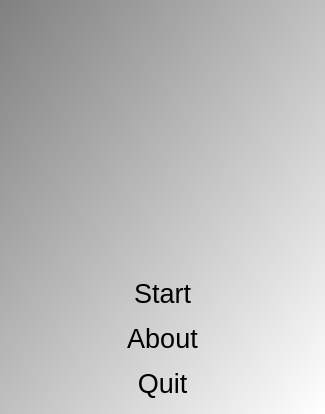
Before: the Qt Designer form Tools/ToolTestQtRoundedRectItem/qttestqtroundedrectitemmenudialog.ui in richelbilderbeek/ProjectRichelBilderbeek, drawn with Qt 5.
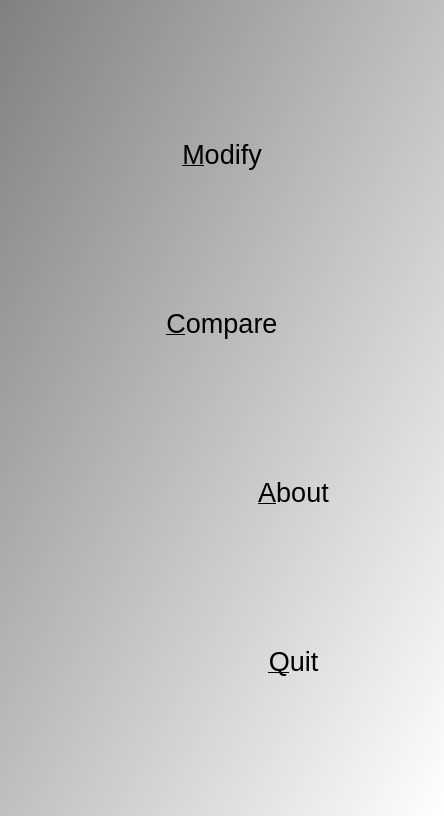
After: the same form once the commit is applied. Icons and pictures are not drawn.

Diff of the .ui file:
```diff
--- a/Tools/ToolTestQtRoundedRectItem/qttestqtroundedrectitemmenudialog.ui
+++ b/Tools/ToolTestQtRoundedRectItem/qttestqtroundedrectitemmenudialog.ui
@@ -6,8 +6,8 @@
    <rect>
     <x>0</x>
     <y>0</y>
-    <width>325</width>
-    <height>414</height>
+    <width>444</width>
+    <height>816</height>
    </rect>
   </property>
   <property name="font">
@@ -31,37 +31,40 @@
 QPushButton { font: 48px, &quot;monospace&quot; }</string>
   </property>
   <layout class="QGridLayout" name="gridLayout">
-   <item row="1" column="0">
-    <widget class="QPushButton" name="button_start">
+   <item row="0" column="2">
+    <widget class="QPushButton" name="button_modify">
      <property name="text">
-      <string>Start</string>
+      <string>&amp;Modify</string>
      </property>
      <property name="flat">
       <bool>true</bool>
      </property>
     </widget>
    </item>
-   <item row="3" column="0">
-    <widget class="QPushButton" name="button_quit">
+   <item row="0" column="1">
+    <widget class="QLabel" name="label">
      <property name="text">
-      <string>Quit</string>
+      <string/>
      </property>
-     <property name="flat">
-      <bool>true</bool>
+     <property name="pixmap">
+      <pixmap resource="ToolTestQtRoundedRectItem.qrc">:/images/ToolTestQtRoundedRectItemWelcomeModify.png</pixmap>
      </property>
+     <property name="alignment">
+      <set>Qt::AlignCenter</set>
+     </property>
     </widget>
    </item>
-   <item row="2" column="0">
-    <widget class="QPushButton" name="button_about">
+   <item row="2" column="2">
+    <widget class="QPushButton" name="button_compare">
      <property name="text">
-      <string>About</string>
+      <string>&amp;Compare</string>
      </property>
      <property name="flat">
       <bool>true</bool>
      </property>
     </widget>
    </item>
-   <item row="0" column="0">
+   <item row="2" column="1">
     <widget class="QLabel" name="label_welcome">
      <property name="text">
       <string/>
@@ -74,6 +77,46 @@
      </property>
     </widget>
    </item>
+   <item row="4" column="2" colspan="2">
+    <widget class="QPushButton" name="button_about">
+     <property name="text">
+      <string>&amp;About</string>
+     </property>
+     <property name="flat">
+      <bool>true</bool>
+     </property>
+    </widget>
+   </item>
+   <item row="5" column="2" colspan="2">
+    <widget class="QPushButton" name="button_quit">
+     <property name="text">
+      <string>&amp;Quit</string>
+     </property>
+     <property name="flat">
+      <bool>true</bool>
+     </property>
+    </widget>
+   </item>
+   <item row="4" column="1">
+    <widget class="QLabel" name="label_2">
+     <property name="text">
+      <string/>
+     </property>
+     <property name="pixmap">
+      <pixmap resource="ToolTestQtRoundedRectItem.qrc">:/images/ToolTestQtRoundedRectItemWelcomeAbout.png</pixmap>
+     </property>
+    </widget>
+   </item>
+   <item row="5" column="1">
+    <widget class="QLabel" name="label_3">
+     <property name="text">
+      <string/>
+     </property>
+     <property name="pixmap">
+      <pixmap resource="ToolTestQtRoundedRectItem.qrc">:/images/ToolTestQtRoundedRectItemWelcomeQuit.png</pixmap>
+     </property>
+    </widget>
+   </item>
   </layout>
  </widget>
  <tabstops>
```
Left out of the diff: 3 changed lines with no effect on the pictures.
